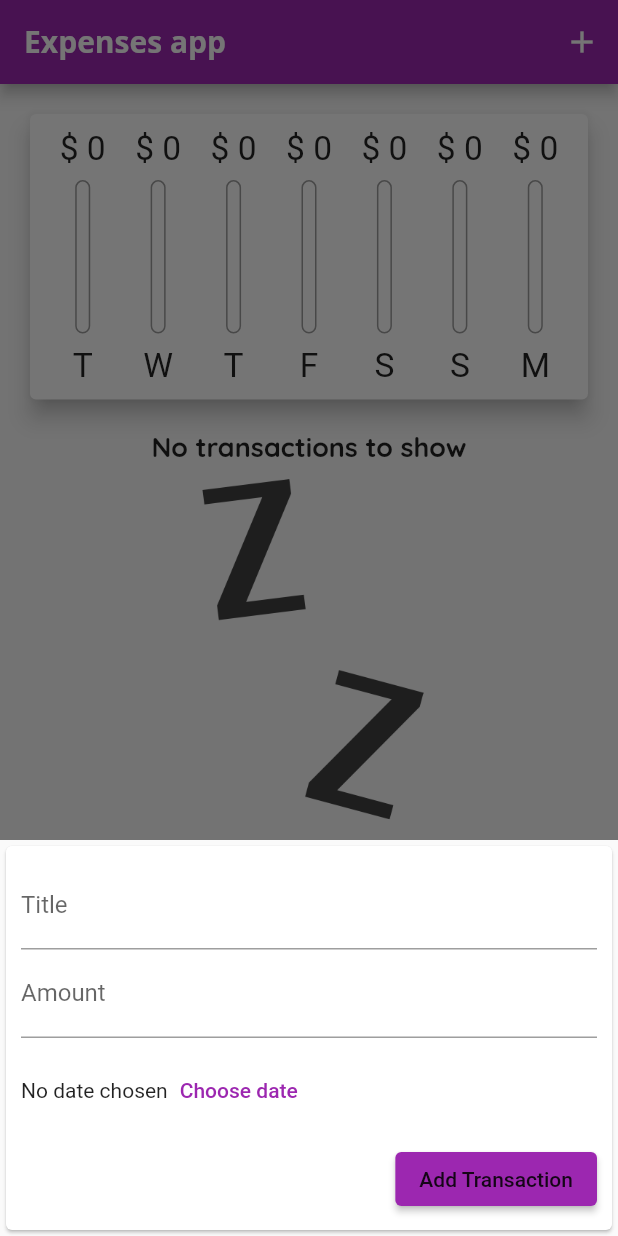
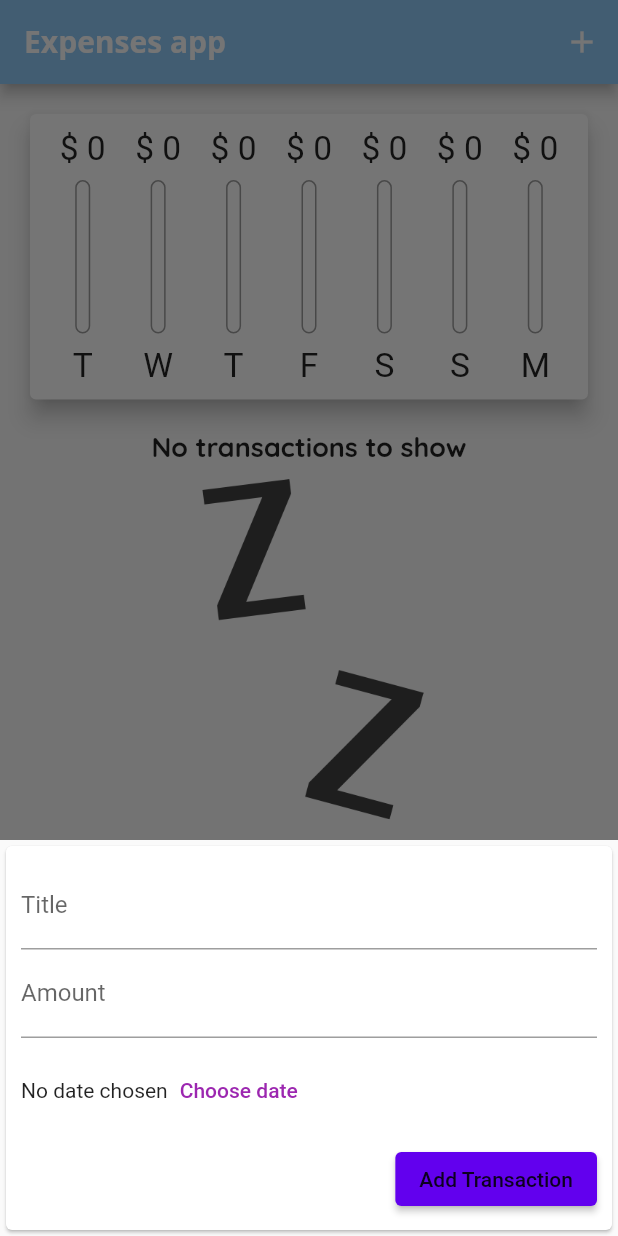
Before and after one commit to BrunoCodeman/flutter_course_expenses_app, a Flutter app: the screen it shows after launch, after a tap on the "add" icon, on a phone screen of 412 x 824 dp. Run offline on Flutter 3.47's test engine with Material 2 defaults, Android fonts, the phone set to English and light mode, and no system bars.

```diff
--- a/lib/main.dart
+++ b/lib/main.dart
@@ -1,6 +1,7 @@
+import 'dart:io';
 import 'package:flutter/cupertino.dart';
 import 'package:flutter/material.dart';
-import 'package:flutter_complete_guide/widgets/adaptive_app_bar.dart';
+import 'package:flutter/services.dart';
 import 'package:flutter_complete_guide/widgets/adaptive_scaffold.dart';
 import 'package:flutter_complete_guide/widgets/app_body.dart';
 import 'package:flutter_complete_guide/widgets/new_transaction.dart';
@@ -9,8 +10,13 @@ import './transaction.dart';
 
 void main() {
   //to define orientation:
-  //WidgetsFlutterBinding.ensureInitialized();
-  //SystemChrome.setPreferredOrientations([DeviceOrientation.portraitUp, DeviceOrientation.portraitDown]);
+  WidgetsFlutterBinding.ensureInitialized();
+  // SystemChrome.setPreferredOrientations([
+  //   DeviceOrientation.portraitUp,
+  //   DeviceOrientation.portraitDown,
+  //   DeviceOrientation.landscapeLeft,
+  //   DeviceOrientation.landscapeRight
+  // ]);
 
   runApp(MyApp());
 }
@@ -23,7 +29,7 @@ class MyApp extends StatelessWidget {
       home: MyHomePage(),
       theme: ThemeData(
         primarySwatch: Colors.purple,
-        //colorScheme: ColorScheme.light(),
+        colorScheme: ColorScheme.light(),
         fontFamily: 'QuickSand',
         textTheme: ThemeData.light().textTheme.copyWith(
               headline6: TextStyle(
@@ -38,7 +44,7 @@ class MyApp extends StatelessWidget {
             fontSize: 20,
             fontWeight: FontWeight.bold,
           ),
-          //backgroundColor: ThemeData.light().backgroundColor,
+          backgroundColor: ThemeData.light().backgroundColor,
           //toolbarTextStyle: ,
           // textTheme: ThemeData.light().textTheme.copyWith(
           //       headline6: TextStyle(
@@ -61,8 +67,7 @@ class MyHomePage extends StatefulWidget {
 
 class _MyHomePageState extends State<MyHomePage> {
   final List<Transaction> _transactions = [];
-  List<Transaction> _recentTransactions() {
-    return _transactions
+  List<Transaction> _recentTransactions() => _transactions
       .where(
         (tx) => tx.date.isAfter(
           DateTime.now().subtract(
@@ -71,7 +76,6 @@ class _MyHomePageState extends State<MyHomePage> {
         ),
       )
       .toList();
-  }
 
   void _deleteTransaction(String id) =>
       setState(() => _transactions.removeWhere((t) => t.id == id));
@@ -91,6 +95,32 @@ class _MyHomePageState extends State<MyHomePage> {
             //behavior: HitTestBehavior.opaque,
             onTap: () {},
             child: NewTransaction(newTransaction: _addNewTransaction)));
+  }
+
+  PreferredSizeWidget adaptiveAppBar(
+      BuildContext context, Widget appTitle, Function handler) {
+    return (Platform.isIOS
+        ? CupertinoNavigationBar(
+            middle: appTitle,
+            trailing: Row(
+              mainAxisSize: MainAxisSize.min,
+              children: [
+                GestureDetector(
+                  onTap: () => handler(context),
+                  child: Icon(
+                    CupertinoIcons.add,
+                  ),
+                )
+              ],
+            ),
+          )
+        : AppBar(
+            title: appTitle,
+            actions: [
+              IconButton(
+                  onPressed: () => handler(context), icon: Icon(Icons.add))
+            ],
+          )) as PreferredSizeWidget;
   }
 
   @override
--- a/lib/widgets/adaptive_app_bar.dart
+++ /dev/null
@@ -1,28 +0,0 @@
-import 'dart:io';
-import 'package:flutter/cupertino.dart';
-import 'package:flutter/material.dart';
-
-PreferredSizeWidget adaptiveAppBar(
-    BuildContext context, Widget appTitle, Function handler) {
-  return (Platform.isIOS
-      ? CupertinoNavigationBar(
-          middle: appTitle,
-          trailing: Row(
-            mainAxisSize: MainAxisSize.min,
-            children: [
-              GestureDetector(
-                onTap: () => handler(context),
-                child: Icon(
-                  CupertinoIcons.add,
-                ),
-              )
-            ],
-          ),
-        )
-      : AppBar(
-          title: appTitle,
-          actions: [
-            IconButton(onPressed: () => handler(context), icon: Icon(Icons.add))
-          ],
-        )) as PreferredSizeWidget;
-}
```
Lines whose indentation alone changed are shown as unchanged.
